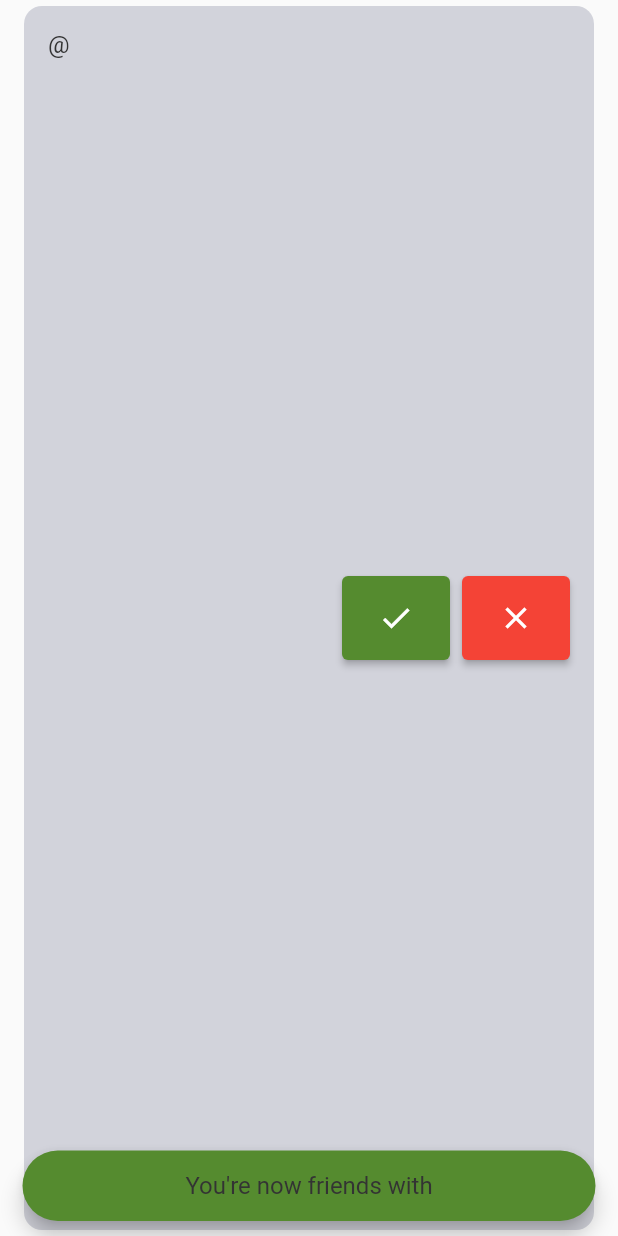
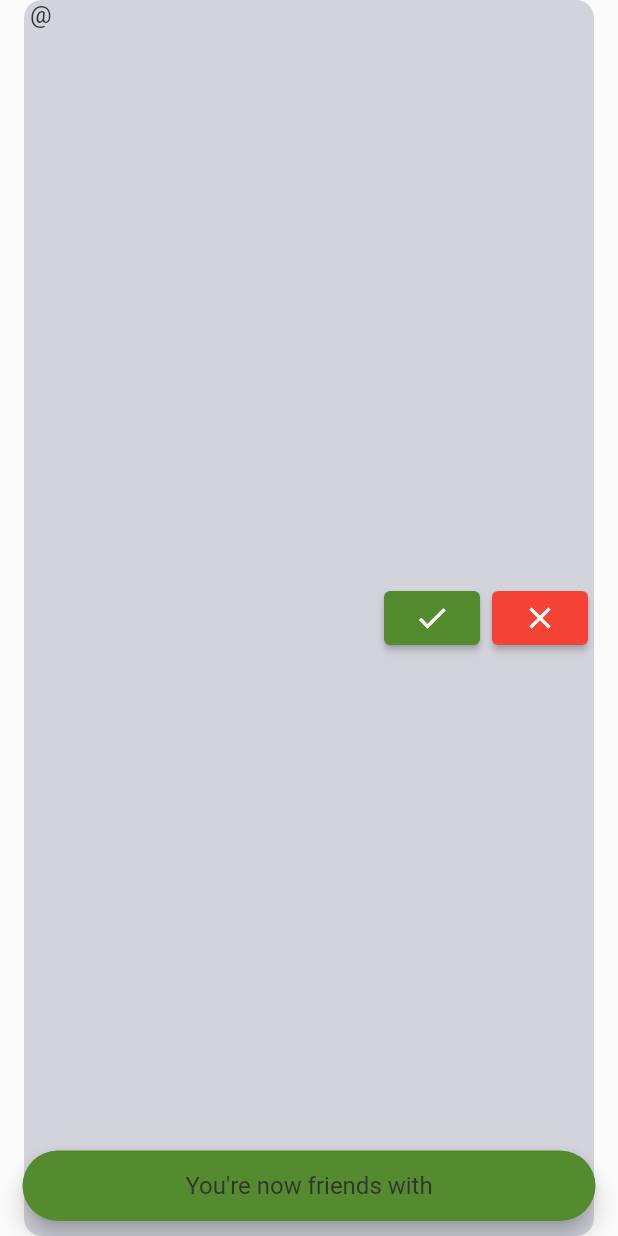
Before and after one commit to sauciucrazvan/elevate, a Flutter app: the FriendTile widget shown alone on an empty page, opened directly with empty values, after a tap on the "check" icon, on a phone screen of 412 x 824 dp. Run offline on Flutter 3.47's test engine with Material 2 defaults, Android fonts, the phone set to English and light mode, and no system bars; our stand-ins replace cloud_firestore, firebase_auth, firebase_core, flutter_slidable, lottie; missing offline and left inert: encrypt; accounts and stored records are empty; generated files the repository leaves out were written again; project files that could hold a hidden picture were left out.

Commit message:
[UI Changes] Integrated requests into the friends page

```diff
--- a/lib/frontend/routes/friends/friends.dart
+++ b/lib/frontend/routes/friends/friends.dart
@@ -9,7 +9,8 @@ class Friends extends StatelessWidget {
 
   @override
   Widget build(BuildContext context) {
-    return const Padding(
+    return const SingleChildScrollView(
+      child: Padding(
         padding: EdgeInsets.symmetric(horizontal: 8.0),
         child: Column(
           crossAxisAlignment: CrossAxisAlignment.start,
@@ -23,6 +24,7 @@ class Friends extends StatelessWidget {
             FriendsList(),
           ],
         ),
+      ),
     );
   }
 }
--- a/lib/frontend/routes/friends/sub_pages/widgets/friend_tile.dart
+++ b/lib/frontend/routes/friends/widgets/friend_tile.dart
@@ -19,17 +19,14 @@ class _FriendTileState extends State<FriendTile> {
   @override
   Widget build(BuildContext context) {
     return Padding(
-      padding: const EdgeInsets.symmetric(vertical: 4.0, horizontal: 16.0),
+      padding: const EdgeInsets.symmetric(horizontal: 16.0),
       child: Container(
         decoration: BoxDecoration(
           color: Theme.of(context).colorScheme.secondary,
           borderRadius: BorderRadius.circular(12),
         ),
         child: Padding(
-          padding: const EdgeInsets.symmetric(
-            horizontal: 16.0,
-            vertical: 16.0,
-          ),
+          padding: const EdgeInsets.symmetric(horizontal: 4.0),
           child: Row(
             mainAxisAlignment: MainAxisAlignment.spaceEvenly,
             children: [
@@ -47,6 +44,7 @@ class _FriendTileState extends State<FriendTile> {
               SmallButton(
                 icon: Icons.check,
                 color: Colors.lightGreen.shade800,
+                sizeMultipler: 0.5,
                 pressed: () {
                   FriendsService().acceptFriendRequest(widget.displayName);
                   showElevatedNotification(
@@ -60,6 +58,7 @@ class _FriendTileState extends State<FriendTile> {
               SmallButton(
                 icon: Icons.close,
                 color: Colors.red,
+                sizeMultipler: 0.5,
                 pressed: () {
                   FriendsService().declineFriendRequest(widget.displayName);
                   showElevatedNotification(
--- a/lib/frontend/widgets/buttons/small_button/small_button.dart
+++ b/lib/frontend/widgets/buttons/small_button/small_button.dart
@@ -6,9 +6,14 @@ class SmallButton extends StatelessWidget {
   final IconData icon;
   final Function? pressed;
   final Color color;
+  final double sizeMultipler;
 
   const SmallButton(
-      {super.key, required this.icon, this.pressed, required this.color});
+      {super.key,
+      required this.icon,
+      this.pressed,
+      required this.color,
+      this.sizeMultipler = 2});
 
   @override
   Widget build(BuildContext context) {
@@ -16,9 +21,9 @@ class SmallButton extends StatelessWidget {
       onPressed: () => pressed!(),
       style: ElevatedButton.styleFrom(
         backgroundColor: color,
-        padding: const EdgeInsets.symmetric(
-          horizontal: 24,
-          vertical: 16,
+        padding: EdgeInsets.symmetric(
+          horizontal: 12.0 * sizeMultipler,
+          vertical: 8.0 * sizeMultipler,
         ),
       ),
       child: Icon(
```
Also changed, not shown: lib/frontend/routes/friends/components/requests_counter.dart (+40 -17 lines), lib/frontend/routes/friends/sub_pages/view_requests.dart (deleted, +0 -69 lines). Lines whose indentation alone changed are shown as unchanged.
